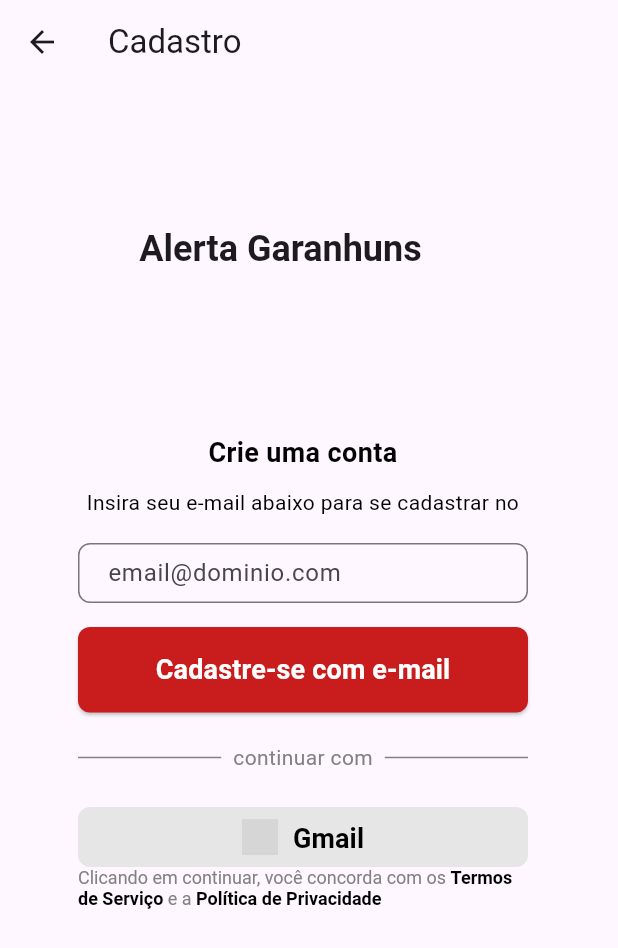
After one commit to alertaGaranhuns/denuncias_app, a Flutter app: the screen it shows after launch, after a tap on "Não tem conta? Cadastre-se aqui", on a phone screen of 412 x 824 dp. The commit adds this screen. Shown: the top 948 px of the screen. Run offline on Flutter 3.47's test engine with Material 3 defaults, Android fonts, the light colour scheme and no system bars; our stand-ins replace google_maps_flutter; Roboto replaces fonts that are missing (DM Sans); grey boxes are pictures that could not be loaded.

Commit message:
tela de cadastro front-end

```diff
--- a/lib/login_page.dart
+++ b/lib/login_page.dart
@@ -152,7 +152,7 @@ class LoginPage extends StatelessWidget {
                     Expanded(
                     child: Divider(
                     height: 1,
-                    color: Color(0xFFE6E6E6),
+                    color: Color(0xFF828282),
                         ),
                       ),
                   Padding(
@@ -163,14 +163,14 @@ class LoginPage extends StatelessWidget {
                       fontFamily: 'DM Sans',
                       fontSize: 14.0,
                       fontWeight: FontWeight.normal,
-                      color: Colors.black87,
+                      color: Color(0xFF828282),
                       height: 1.4,
                     ),
                   ),
                 ),
                 Expanded(child:Divider(
                       height: 1,
-                      color: Color(0xFFE6E6E6),
+                      color: Color(0xFF828282),
                         ),
                       ),
                     ],
@@ -206,12 +206,20 @@ class LoginPage extends StatelessWidget {
                                     fontFamily: 'DM Sans',
                                     fontSize: 18,
                                     fontWeight: FontWeight.bold,
-                                    color: Colors.white, // cor do texto branca
+                                    color: Colors.black, // cor do texto branca
                                     ),
                                 ),
                               ],
                           ),
                     ),
+                  ),
+                  const SizedBox(height: 15),
+                  TextButton(
+                    onPressed: () {
+                      Navigator.pushNamed(context, '/signup');  // Navega para a tela de cadastro
+                    },
+                    child: const Text('Não tem conta? Cadastre-se aqui'),
+
                   ),
                 ],
               ),
--- a/lib/main.dart
+++ b/lib/main.dart
@@ -1,5 +1,5 @@
 import 'package:denuncias_app/login_page.dart';
-
+import 'package:denuncias_app/signup_page.dart';
 import 'package:flutter/material.dart';
 
 void main() {
@@ -18,7 +18,10 @@ class MyApp extends StatelessWidget {
         primarySwatch: Colors.blue,
         visualDensity: VisualDensity.adaptivePlatformDensity,
       ),
-      home: const LoginPage(),  // Defina a tela de login como a tela inicial
+      home: const LoginPage(),  //  tela inicial
+       routes: {
+        '/signup': (context) => const CadastroPage(),  // Define a rota para a tela de cadastro
+      },
     );
   }
 
--- /dev/null
+++ b/lib/signup_page.dart
@@ -0,0 +1,288 @@
+import 'package:flutter/material.dart';
+
+class CadastroPage extends StatelessWidget {
+  const CadastroPage({super.key});
+
+  @override
+  Widget build(BuildContext context) {
+    return Scaffold(
+      appBar: AppBar(
+        title: const Text('Cadastro'),
+      ),
+      body: Stack(
+        children: [
+          const Positioned(
+            top: 92,
+            left: 87,
+            child: SizedBox(
+              width: 200,
+              height: 37,
+              child: Text(
+                'Alerta Garanhuns',
+                style: TextStyle(
+                  fontFamily: 'DM Sans',
+                  fontSize: 24,
+                  fontWeight: FontWeight.bold,
+                  height: 1.5, // Espaçamento entre linhas de 150%
+                  letterSpacing: -0.01,
+                ),
+                textAlign: TextAlign.center,
+              ),
+            ),
+          ),
+          Positioned(
+            top: 232,
+            left: 25,
+            width: 327,
+            height: 355,
+            child: Container(
+              margin: const EdgeInsets.fromLTRB(27, 0, 0, 0),
+              width: 273,
+              height: 50,
+              child:  Column(
+                crossAxisAlignment: CrossAxisAlignment.stretch,
+                children: <Widget>[
+                  const Positioned(
+                    top: 0,
+                    left: 69.5,
+                  child:SizedBox(
+                    width: 134,
+                    height: 27,
+                    child: Text(
+                      'Crie uma conta',
+                      style: TextStyle(
+                        fontFamily: 'DM Sans',
+                        fontSize: 18,
+                        fontWeight: FontWeight.bold,
+                        color: Color(0xFF000000),
+                        height: 1.5, // Espaçamento entre linhas de 150%
+                      ),
+                      textAlign: TextAlign.center,
+                    ),
+                  ),
+                  ),
+                  const SizedBox(height: 10),
+                  const Positioned(
+                    top: 29,
+                    left: 0,
+                  child: SizedBox(
+                    width: 273,
+                    height: 21,
+                    child: Text(
+                      'Insira seu e-mail abaixo para se cadastrar no app',
+                      style: TextStyle(
+                        fontFamily: 'DM Sans',
+                        fontSize: 14,
+                        fontWeight: FontWeight.normal,
+                        color: Colors.black,
+                        height: 1.5, // Espaçamento entre linhas de 150%
+                      ),
+                      textAlign: TextAlign.center,
+                    ),
+                  ),
+                  ),
+                  const SizedBox(height: 16),
+                  const Positioned(
+                    top:74,
+                    left:0,
+                    child: SizedBox(
+                          width: 327,
+                          height: 40,
+                        child: TextField(
+                          decoration: InputDecoration(
+                          labelText: 'email@dominio.com',
+                          border: OutlineInputBorder(
+                          borderRadius: BorderRadius.only(
+                            topLeft: Radius.circular(8.0),
+                            bottomLeft: Radius.circular(8.0),
+                            topRight: Radius.circular(8.0),
+                            bottomRight: Radius.circular(8.0),
+                          ),
+                          borderSide: BorderSide(
+                          width: 1.0,
+                          color: Color(0xFFE0E0E0),
+                        ),
+                        ),
+                    contentPadding: EdgeInsets.symmetric(vertical: 8.0, horizontal: 16.0),
+                          ),
+                          ),
+                    ),
+                    ),
+
+                  const SizedBox( height: 16, ),
+                  Positioned(
+                        top: 56, // Ajuste conforme necessário
+                        left: 0, // Ajuste conforme necessário
+                        child: SizedBox(
+                        height: 57,
+                        width: 327,
+                        child: ElevatedButton(
+                        onPressed: ( ) {
+                          // Implemente aqui a lógica de autenticação
+                        },
+                        style: ElevatedButton.styleFrom(
+                          backgroundColor: const Color(0xFFC91C1C), // Cor de fundo
+                          shape: const RoundedRectangleBorder(
+                            borderRadius: BorderRadius.only(
+                              topLeft: Radius.circular(8.0), // Raio no canto superior esquerdo
+                              bottomLeft: Radius.circular(8.0), // Raio no canto inferior esquerdo
+                              topRight: Radius.circular(8.0), // Raio no canto superior direito
+                              bottomRight: Radius.circular(8.0), // Raio no canto inferior direito
+                            ),
+                          ),
+                           padding: const EdgeInsets.symmetric(horizontal: 16.0), // Preenchimento interno horizontal
+                        ),
+                         child: const Text(
+                          'Cadastre-se com e-mail',
+                          style: TextStyle(
+                            fontSize: 18,
+                            fontWeight: FontWeight.bold,
+                            color: Colors.white,
+                          ),
+                        ),
+                          ),
+                         ),
+                        ),
+
+                            const SizedBox(height: 20),
+
+                        const Positioned(
+                            top: 0,
+                            left: 116,
+                            child: SizedBox(
+                            width: 95,
+                            height: 20,
+                            child: Row(
+                            mainAxisAlignment: MainAxisAlignment.center,
+                            children: [
+                            Expanded(
+                            child: Divider(
+                              height: 1,
+                              color: Color(0xFF828282),
+                              ),
+                            ),
+                          Padding(
+                            padding: EdgeInsets.symmetric(horizontal: 8.0),
+                            child: Text(
+                              'continuar com',
+                              style: TextStyle(
+                                fontFamily: 'DM Sans',
+                                fontSize: 14.0,
+                                fontWeight: FontWeight.normal,
+                                color: Color(0xFF828282),
+                                height: 1.4,
+                              ),
+                            ),
+                          ),
+                          Expanded(
+                            child: Divider(
+                              height: 1,
+                              color: Color(0xFF828282),
+                            ),
+                          ),
+                          ],
+                          ),
+                          ),
+                        ),
+                         const SizedBox(height: 15),
+                        Positioned(
+                        top: 255,
+                        left: 0,
+                        child: Container(
+                        width: 327, // largura fixa de 327 pixels
+                        height: 40, // altura fixa de 40 pixels
+                        padding: const EdgeInsets.symmetric(horizontal: 16), // preenchimento horizontal de 16 pixels
+                        margin: const EdgeInsets.only(top: 8), // margem superior de 8 pixels para separação
+                        decoration: const BoxDecoration(
+                        borderRadius: BorderRadius.only(
+                          topLeft: Radius.circular(8),
+                          topRight: Radius.circular(8),
+                          bottomLeft: Radius.circular(8),
+                          bottomRight: Radius.circular(8),
+                        ),
+                        color: Color(0xFFE6E6E6), // cor de fundo
+                        ),
+                        child: TextButton(
+                          onPressed: () {
+                            // Implemente a lógica para o botão Gmail aqui
+                          },
+                          child: Row(
+                            mainAxisAlignment: MainAxisAlignment.center,
+                            children: [
+                            Image.asset(
+                              'assets/imagens/GoogleLogo.jpg', // caminho para o ícone do Google
+                              height: 24, // altura do ícone
+                            ),
+                            const SizedBox(width: 10), // espaço entre o ícone e o texto
+                            const Text(
+                              'Gmail',
+                              style: TextStyle(
+                                fontFamily: 'DM Sans',
+                                fontSize: 18,
+                                fontWeight: FontWeight.bold,
+                                color: Colors.black, // cor do texto branca
+                              ),
+                            ),
+                          ],
+                        ),
+                      ),
+                    ),
+                    ),
+                    Positioned(
+                      top: 319,
+                      left: 24,
+                      child: SizedBox(
+                      width: 327,
+                      height: 36,
+                      child: RichText(
+                      text: const TextSpan(
+                      text: 'Clicando em continuar, você concorda com os ',
+                      style: TextStyle(
+                        fontFamily: 'DM Sans',
+                        fontSize: 12,
+                        fontWeight: FontWeight.normal,
+                        color: Color(0xFF828282),
+                      ),
+                      children: <TextSpan>[
+                      TextSpan(
+                        text: 'Termos de Serviço',
+                        style: TextStyle(
+                          fontFamily: 'DM Sans',
+                          fontSize: 12,
+                          fontWeight: FontWeight.bold,
+                          color: Colors.black,
+                        ),
+                      ),
+                      TextSpan(
+                        text: ' e a ',
+                        style: TextStyle(
+                        fontFamily: 'DM Sans',
+                        fontSize: 12,
+                        fontWeight: FontWeight.normal,
+                        color: Color(0xFF828282),
+                      ),
+                    ),
+                    TextSpan(
+                      text: 'Política de Privacidade',
+                      style: TextStyle(
+                        fontFamily: 'DM Sans',
+                        fontSize: 12,
+                        fontWeight: FontWeight.bold,
+                        color: Colors.black,
+                              ),
+                            ),
+                          ],
+                        ),
+                      ),
+                    ),
+                  ),
+
+                ],
+              ),
+            ),
+          ),
+        ],
+      ),
+    );
+  }
+}
```
